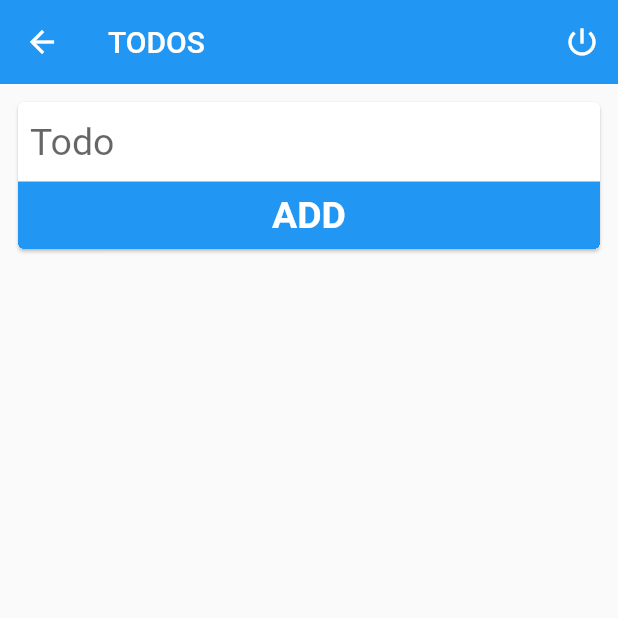
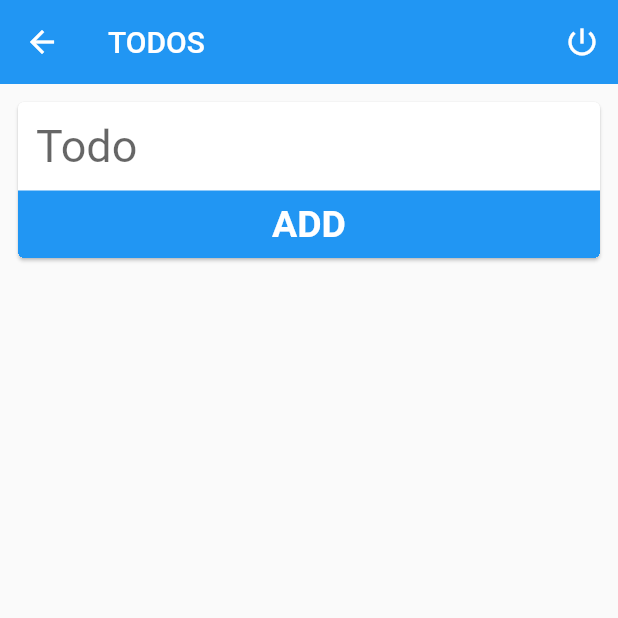
Before and after one commit to jjmutumi/todo, a Flutter app: the TodoScreen screen opened by its route, after a tap on "ADD", on a phone screen of 412 x 824 dp, the top half of it. Run offline on Flutter 3.47's test engine with Material 2 defaults, Android fonts, the phone set to English and light mode, and no system bars; our stand-ins replace shared_preferences; accounts and stored records are empty.

Commit message:
Using components

```diff
--- a/lib/screens/todo_screen.dart
+++ b/lib/screens/todo_screen.dart
@@ -1,6 +1,9 @@
 import 'package:flutter/material.dart';
 import 'package:todo/components/todo_screen_app_bar.dart';
-import 'package:todo/models/todo.dart';
+import 'package:todo/components/todo_screen_form.dart';
+import 'package:todo/components/todo_screen_todo_list.dart';
+import 'package:todo/services/shared_preferences_todo_repository.dart';
+import 'package:todo/services/todo_repository.dart';
 
 class TodoScreen extends StatefulWidget {
   @override
@@ -8,8 +11,17 @@ class TodoScreen extends StatefulWidget {
 }
 
 class _TodoScreenState extends State<TodoScreen> {
-  final todos = List<Todo>();
-  final controller = TextEditingController();
+  TodoRepository todoRepository;
+
+  @override
+  void initState() {
+    super.initState();
+    todoRepository = SharedPreferencesTodoRepository();
+    todoRepository.addListener(() {
+      setState(() {});
+    });
+    todoRepository.fetch();
+  }
 
   @override
   Widget build(BuildContext context) {
@@ -18,78 +30,8 @@ class _TodoScreenState extends State<TodoScreen> {
         body: CustomScrollView(
           slivers: <Widget>[
             TodoScreenAppBar(),
-            SliverToBoxAdapter(
-              child: Padding(
-                padding: const EdgeInsets.all(8.0),
-                child: Card(
-                  clipBehavior: Clip.hardEdge,
-                  child: Column(
-                    crossAxisAlignment: CrossAxisAlignment.stretch,
-                    mainAxisSize: MainAxisSize.min,
-                    children: [
-                      Padding(
-                        padding: const EdgeInsets.symmetric(horizontal: 8.0),
-                        child: TextField(
-                          controller: controller,
-                          style: TextStyle(fontSize: 25),
-                          decoration: InputDecoration(
-                            hintText: "Todo",
-                            hintStyle: TextStyle(fontSize: 25),
-                            border: InputBorder.none,
-                          ),
-                        ),
-                      ),
-                      Card(
-                        color: Colors.blue,
-                        margin: EdgeInsets.zero,
-                        shape: ContinuousRectangleBorder(),
-                        elevation: 0,
-                        child: InkWell(
-                          onTap: () {
-                            if (controller.text.isNotEmpty) {
-                              final todo = Todo(content: controller.text);
-                              setState(() => todos.add(todo));
-                              controller.text = "";
-                            }
-                          },
-                          child: Padding(
-                            padding: const EdgeInsets.all(8.0),
-                            child: Text(
-                              "ADD",
-                              textAlign: TextAlign.center,
-                              style: TextStyle(
-                                color: Colors.white,
-                                fontSize: 25,
-                                fontWeight: FontWeight.bold,
-                              ),
-                            ),
-                          ),
-                        ),
-                      )
-                    ],
-                  ),
-                ),
-              ),
-            ),
-            SliverList(
-              delegate: SliverChildBuilderDelegate(
-                (context, position) {
-                  final todo = todos[position];
-                  return Card(
-                    child: CheckboxListTile(
-                      key: Key(todo.content),
-                      value: todo.isComplete,
-                      onChanged: (isComplete) {
-                        setState(() => todo.complete(isComplete));
-                      },
-                      title: Text(todo.content),
-                      subtitle: Text("${todo.createdAt}"),
-                    ),
-                  );
-                },
-                childCount: todos.length,
-              ),
-            ),
+            TodoScreenForm(todoRepository: todoRepository),
+            TodoScreenTodoList(todoRepository: todoRepository),
           ],
         ),
       ),
```
